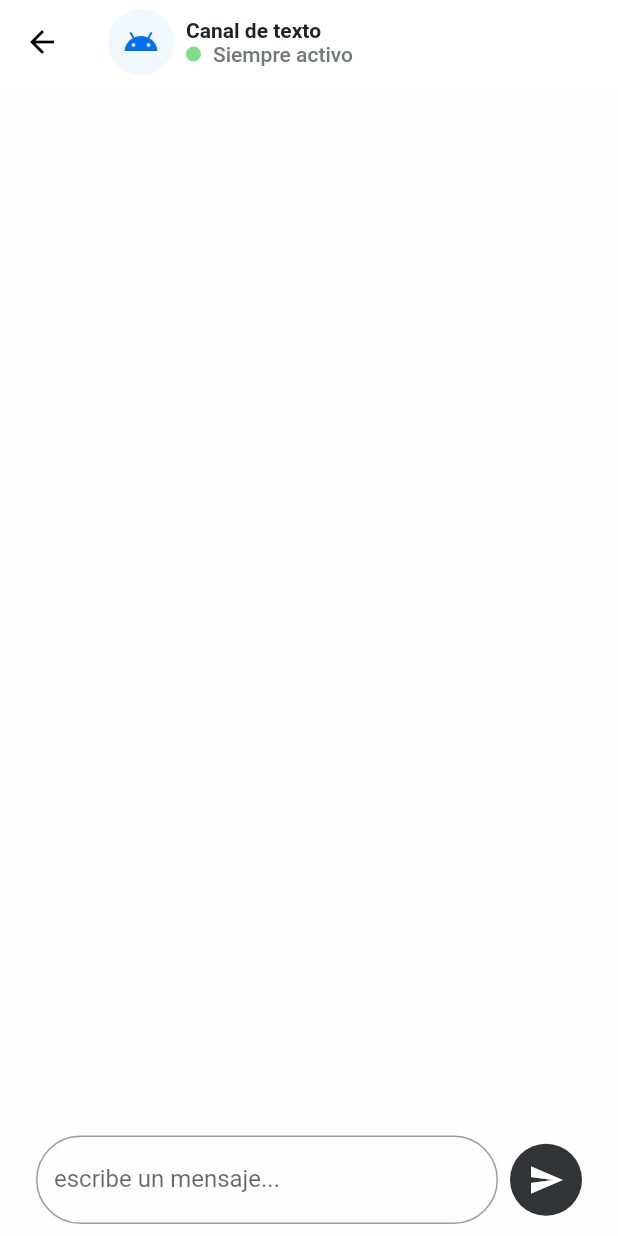
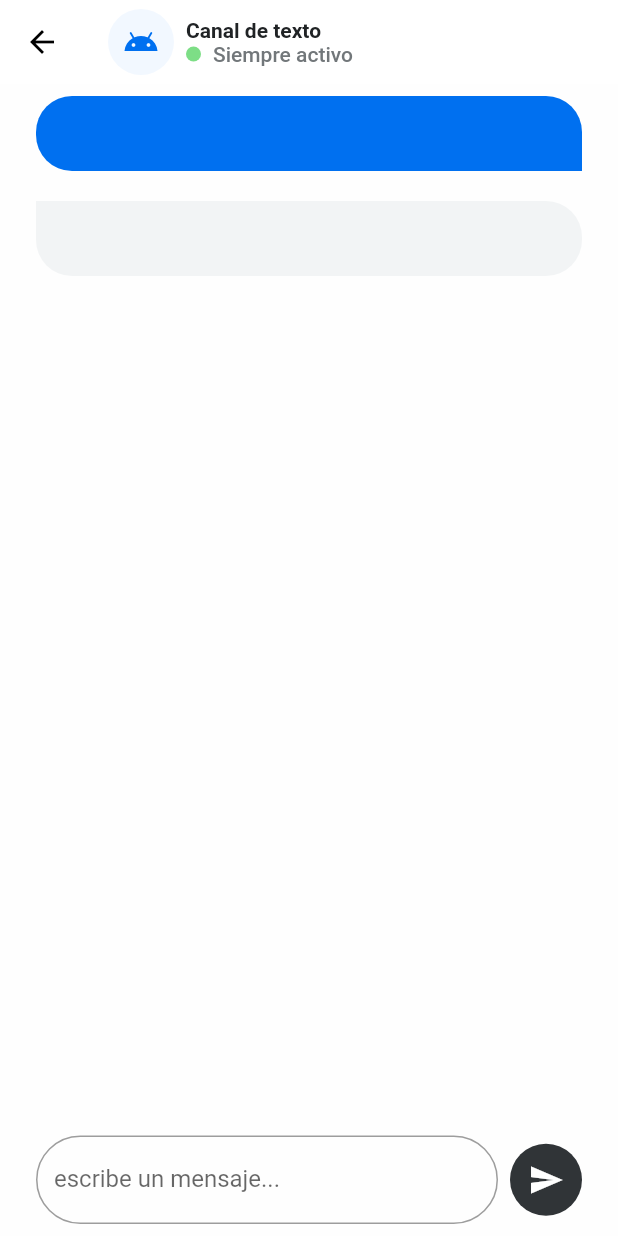
Before and after one commit to mairazampa/app_tnt2023, a Flutter app: the ChatPage screen opened by its route, after a tap on the "send" icon, on a phone screen of 412 x 824 dp. Run offline on Flutter 3.47's test engine with Material 2 defaults, Android fonts, the phone set to English and light mode, and no system bars.

Commit message:
Finish design for chat message

```diff
--- a/lib/chat_page.dart
+++ b/lib/chat_page.dart
@@ -1,3 +1,5 @@
+import 'package:app_demo/widgets/ai_text_message.dart';
+import 'package:app_demo/widgets/user_text_message.dart';
 import 'package:flutter/material.dart';
 
 class ChatPage extends StatefulWidget {
@@ -8,12 +10,25 @@ class ChatPage extends StatefulWidget {
 }
 
 class _ChatPageState extends State<ChatPage> {
-  List<String> messages = [];
+  List<TextMessage> messages = [];
+
+  TextEditingController textFieldController = TextEditingController();
+
+  void sendUserMsgToAI(userMessage) {
+    setState(() {
+      messages.add(TextMessage(userMessage, false));
+    });
+  }
+
+  void addUserMessage(String message) {
+    setState(() {
+      messages.add(TextMessage(message, true));
+    });
+    sendUserMsgToAI(message);
+  }
 
   @override
   Widget build(BuildContext context) {
-    TextEditingController textFieldController = TextEditingController();
-
     return Scaffold(
       appBar: AppBar(
         title: Row(
@@ -70,17 +85,21 @@ class _ChatPageState extends State<ChatPage> {
             children: [
               Expanded(
                 child: ListView(
-                  children: messages.map((message) => Text(message)).toList(),
+                  children: messages
+                      .map((txtMsg) => txtMsg.isUser
+                          ? UserTextMessage(message: txtMsg.text)
+                          : AiTextMessage(message: txtMsg.text))
+                      .toList(),
                 ),
               ),
-              Row(children: [
+              Container(
+                padding: const EdgeInsets.only(top: 12),
+                child: Row(children: [
                   Expanded(
                     child: TextField(
                       controller: textFieldController,
                       onSubmitted: (value) {
-                      setState(() {
-                        messages.add(value);
-                      });
+                        addUserMessage(value);
                         textFieldController.clear();
                       },
                       decoration: InputDecoration(
@@ -97,15 +116,14 @@ class _ChatPageState extends State<ChatPage> {
                           borderRadius: BorderRadius.circular(50)),
                       child: IconButton(
                         onPressed: () {
-                        setState(() {
-                          messages.add(textFieldController.text);
-                        });
+                          addUserMessage(textFieldController.text);
                           textFieldController.clear();
                         },
                         icon: const Icon(Icons.send),
                         color: Colors.white,
                       ))
                 ]),
+              ),
             ],
           ),
         ),
@@ -113,3 +131,10 @@ class _ChatPageState extends State<ChatPage> {
     );
   }
 }
+
+class TextMessage {
+  final String text;
+  final bool isUser;
+
+  TextMessage(this.text, this.isUser);
+}
--- /dev/null
+++ b/lib/widgets/ai_text_message.dart
@@ -0,0 +1,28 @@
+import 'package:flutter/material.dart';
+
+class AiTextMessage extends StatelessWidget {
+  final String message;
+
+  const AiTextMessage({super.key, required this.message});
+
+  @override
+  Widget build(BuildContext context) {
+    return Container(
+      width: double.infinity,
+      padding: const EdgeInsets.all(16),
+      margin: const EdgeInsets.only(bottom: 20),
+      decoration: const BoxDecoration(
+          color: Color.fromRGBO(242, 244, 245, 1),
+          borderRadius: BorderRadius.only(
+              bottomRight: Radius.circular(24),
+              topRight: Radius.circular(24),
+              bottomLeft: Radius.circular(24))),
+      child: Text(
+        message,
+        style:
+            const TextStyle(color: Color.fromRGBO(48, 52, 55, 1), fontSize: 15),
+        textAlign: TextAlign.left,
+      ),
+    );
+  }
+}
--- /dev/null
+++ b/lib/widgets/user_text_message.dart
@@ -0,0 +1,27 @@
+import 'package:flutter/material.dart';
+
+class UserTextMessage extends StatelessWidget {
+  final String message;
+
+  const UserTextMessage({super.key, required this.message});
+
+  @override
+  Widget build(BuildContext context) {
+    return Container(
+      width: double.infinity,
+      padding: const EdgeInsets.all(16),
+      margin: const EdgeInsets.only(bottom: 20),
+      decoration: const BoxDecoration(
+          color: Color.fromRGBO(0, 112, 240, 1),
+          borderRadius: BorderRadius.only(
+              topLeft: Radius.circular(24),
+              topRight: Radius.circular(24),
+              bottomLeft: Radius.circular(24))),
+      child: Text(
+        message,
+        style: const TextStyle(color: Colors.white, fontSize: 15),
+        textAlign: TextAlign.right,
+      ),
+    );
+  }
+}
```
Lines whose indentation alone changed are shown as unchanged.
